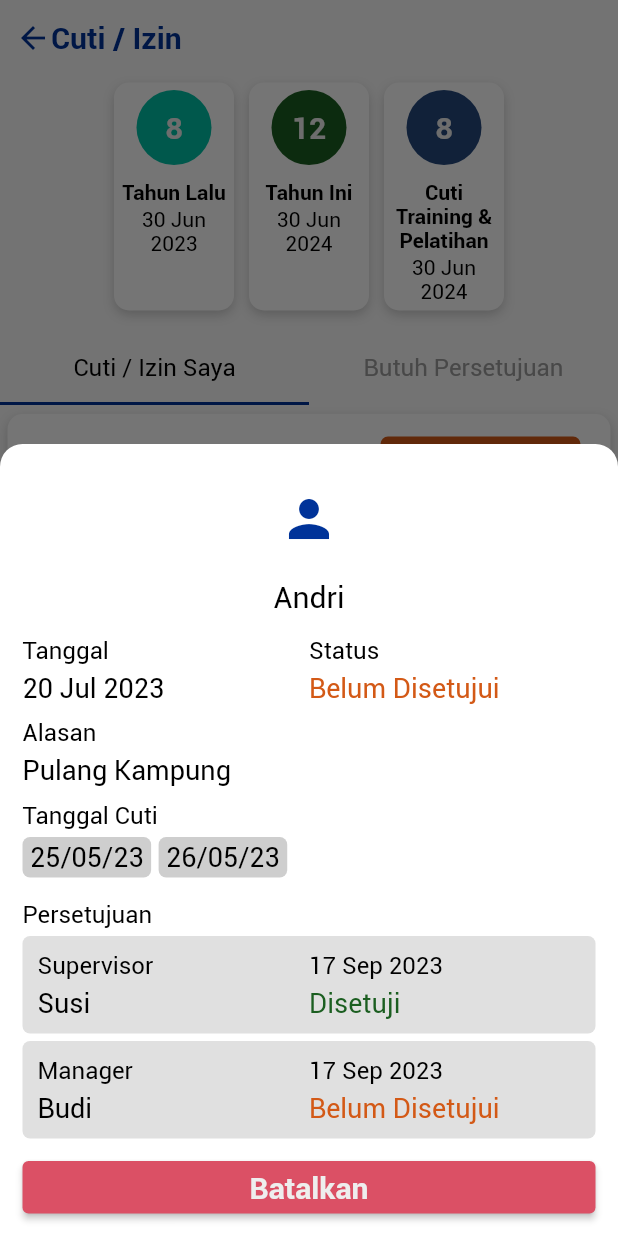
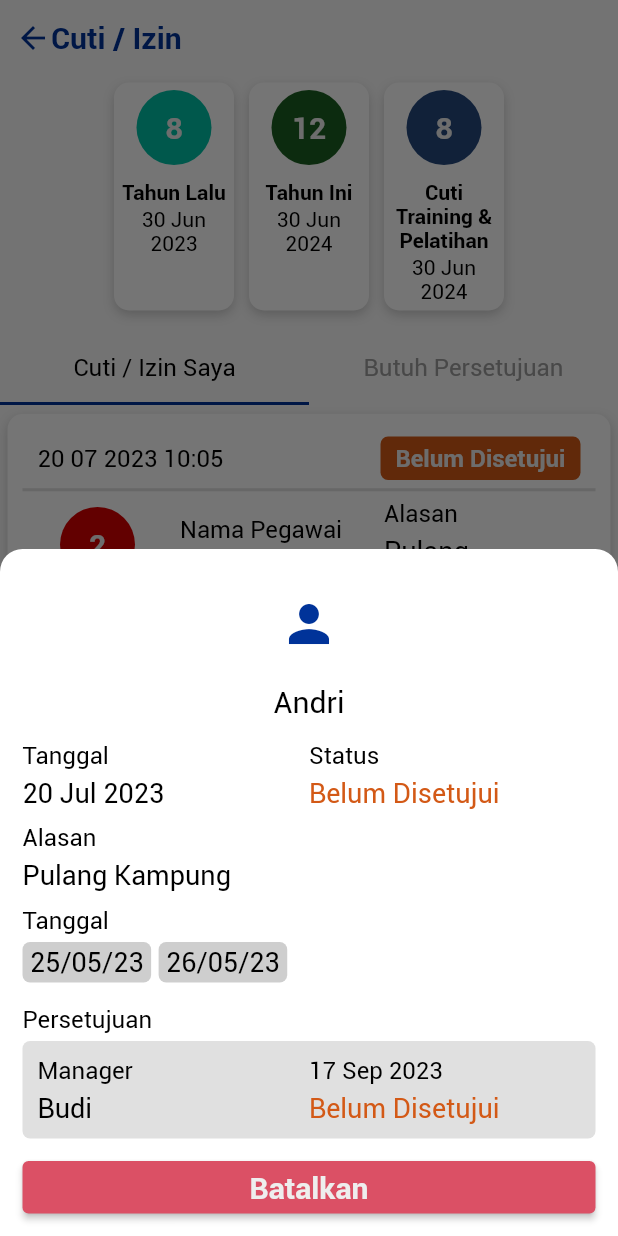
Before and after one commit to nandanghermawan21/hris_suzuki_mobile, a Flutter app: the CutiView screen opened directly, after a tap on an icon or button, on a phone screen of 412 x 824 dp. Run offline on Flutter 3.47's test engine with Material 2 defaults, Android fonts, the phone set to English and light mode, and no system bars; our stand-ins replace camera, device_info_plus, flutter_image_compress, flutter_svg, font_awesome_flutter, geocoding and 10 more; missing offline and left inert: easy_image_viewer, flutter_locker, flutter_super_html_viewer, move_to_background; accounts and stored records are empty; project files that could hold a hidden picture were left out.

Commit message:
update form cuti

```diff
--- a/lib/model/cuti_model.dart
+++ b/lib/model/leave_model.dart
@@ -1,7 +1,12 @@
+import 'dart:io';
+
 import 'package:flutter/material.dart';
+import 'package:intl/intl.dart';
 import 'package:suzuki/model/psrsetujuan_atasan_model.dart';
+import 'package:suzuki/util/network.dart';
+import 'package:suzuki/util/system.dart';
 
-class CutiModel {
+class LeaveModel {
   int? idCuti;
   DateTime? tanggalPengajuan;
   int? tipeCuti;
@@ -16,7 +21,7 @@ class CutiModel {
   String? statusCuti;
   Color? warnaStatusCuti;
 
-  CutiModel(
+  LeaveModel(
       {this.idCuti,
       this.tanggalPengajuan,
       this.tipeCuti,
@@ -31,7 +36,7 @@ class CutiModel {
       this.statusCuti,
       this.warnaStatusCuti});
 
-  CutiModel.fromJson(Map<String, dynamic> json) {
+  LeaveModel.fromJson(Map<String, dynamic> json) {
     idCuti = json['id_cuti'];
     tanggalPengajuan = DateTime.parse(json['tanggal_pengajuan']);
     tipeCuti = json['tipe_cuti'];
@@ -84,19 +89,19 @@ class CutiModel {
   }
 
   //dummy
-  static List<CutiModel> cutiSaya() {
+  static List<LeaveModel> cutiSaya() {
     return [
-      CutiModel(
+      LeaveModel(
         idCuti: 1,
         tanggalPengajuan: DateTime(2023, 7, 20, 10, 5),
         tipeCuti: 1,
-        warnaCuti: Colors.tealAccent.shade700,
+        warnaCuti: Colors.redAccent.shade700,
         idPegawaiPemohon: 1,
         namaPegawaiPemohon: "Andri",
         persetujuanAtasan: PersetujuanAtasanModel.getAtasan(
           disetujuiSuperVisor: true,
         ),
-        namaTipeCuti: "Cuti Tahunan",
+        namaTipeCuti: "Izin Sakit",
         alasanCuti: "Pulang Kampung",
         tanggalCuti: [
           DateTime(2023, 5, 25),
@@ -106,7 +111,7 @@ class CutiModel {
         statusCuti: "Belum Disetujui",
         warnaStatusCuti: const Color.fromARGB(255, 211, 89, 22),
       ),
-      CutiModel(
+      LeaveModel(
         idCuti: 1,
         tipeCuti: 2,
         tanggalPengajuan: DateTime(2023, 6, 20, 20, 35),
@@ -131,9 +136,9 @@ class CutiModel {
     ];
   }
 
-  static List<CutiModel> butuhPersetujuan() {
+  static List<LeaveModel> butuhPersetujuan() {
     return [
-      CutiModel(
+      LeaveModel(
         idCuti: 1,
         tanggalPengajuan: DateTime(2023, 5, 20, 20, 25),
         tipeCuti: 1,
@@ -153,7 +158,7 @@ class CutiModel {
         statusCuti: "Belum Disetujui",
         warnaStatusCuti: const Color.fromARGB(255, 211, 89, 22),
       ),
-      CutiModel(
+      LeaveModel(
         idCuti: 1,
         tipeCuti: 2,
         tanggalPengajuan: DateTime(2023, 6, 20, 18, 45),
@@ -177,4 +182,32 @@ class CutiModel {
       ),
     ];
   }
+
+  //create function to get data from api
+  static Future<void> submitIzin({
+    required String token,
+    required int idAttendance,
+    required String reason,
+    required List<DateTime> dates,
+  }) {
+    return Network.post(
+      url: Uri.parse(
+        System.data.apiEndPoint.url + System.data.apiEndPoint.submitIzin,
+      ),
+      headers: {
+        HttpHeaders.acceptHeader: "application/json",
+        HttpHeaders.contentMD5Header: "application/json",
+        HttpHeaders.authorizationHeader: "bearer $token",
+      },
+      body: {
+        "idAttendance": idAttendance,
+        "reason": reason,
+        "dates": dates.map((e) => DateFormat('yyyy-MM-dd').format(e)).toList(),
+      }
+    ).then((value) {
+      return;
+    }).catchError((onError) {
+      throw onError;
+    });
+  }
 }
--- a/lib/model/psrsetujuan_atasan_model.dart
+++ b/lib/model/psrsetujuan_atasan_model.dart
@@ -53,19 +53,19 @@ class PersetujuanAtasanModel {
     bool? disetujuiManager,
   }) {
     return <PersetujuanAtasanModel>[
-      PersetujuanAtasanModel(
-        idPegawai: 2,
-        namaPegawai: "Susi",
-        idJabatan: 2,
-        namaJabatan: "Supervisor",
-        tanggalPersetujuan: DateTime.now(),
-        idPersetujuanStatus: disetujuiSuperVisor == true ? 1 : 0,
-        namaPersetujuanStatus:
-            disetujuiSuperVisor == true ? "Disetuji" : "Belum Disetujui",
-        warnaPersetujuanStatus: disetujuiSuperVisor == true
-            ? Colors.green.shade900
-            : const Color.fromARGB(255, 211, 89, 22),
-      ),
+      // PersetujuanAtasanModel(
+      //   idPegawai: 2,
+      //   namaPegawai: "Susi",
+      //   idJabatan: 2,
+      //   namaJabatan: "Supervisor",
+      //   tanggalPersetujuan: DateTime.now(),
+      //   idPersetujuanStatus: disetujuiSuperVisor == true ? 1 : 0,
+      //   namaPersetujuanStatus:
+      //       disetujuiSuperVisor == true ? "Disetuji" : "Belum Disetujui",
+      //   warnaPersetujuanStatus: disetujuiSuperVisor == true
+      //       ? Colors.green.shade900
+      //       : const Color.fromARGB(255, 211, 89, 22),
+      // ),
       PersetujuanAtasanModel(
         idPegawai: 1,
         namaPegawai: "Budi",
--- a/lib/recource/string_id_id.dart
+++ b/lib/recource/string_id_id.dart
@@ -227,20 +227,23 @@ class StringsIdId extends Strings {
   String get needApproval => "Butuh Persetujuan";
 
   @override
-  String get formLeave => "Formulir Cuti";
+  String get formLeave => "Formulir Cuti / Izin";
 
   @override
   String get position => "Jabatan";
 
   @override
-  String get leaveType => "Tipe Cuti / Izin";
+  String get leaveType => "Tipe";
 
   @override
-  String get leaveDate => "Tanggal Cuti / Izin";
+  String get leaveDate => "Tanggal";
 
   @override
-  String get leaveReason => "Alasan Cuti";
+  String get leaveReason => "Alasan";
 
   @override
   String get submit => "Kirim";
+
+  @override
+  String get category => "Kategori";
 }
--- a/lib/route.dart
+++ b/lib/route.dart
@@ -93,7 +93,11 @@ Map<String, WidgetBuilder> route = {
     );
   },
   RouteName.formCuti: (BuildContext context) {
-    return const FormCutiView();
+    return  FormCutiView(
+      onSubmitSucess: (){
+        Navigator.of(context).pushNamedAndRemoveUntil(RouteName.cuti, (r) => r.settings.name == RouteName.home);
+      },
+    );
   },
   RouteName.absensi: (BuildContext context) {
     return const AbsensiView();
--- a/lib/setting.dart
+++ b/lib/setting.dart
@@ -14,7 +14,7 @@ import 'package:suzuki/util/system.dart';
 import 'package:suzuki/route.dart' as route;
 
 void setting() {
-  System.data.versionName = "1.1.2";
+  System.data.versionName = "1.0.2";
   System.data.route = route.route;
   System.data.apiEndPoint = ApiEndPoint();
   System.data.strings = StringsIdId();
--- a/lib/util/api_end_point.dart
+++ b/lib/util/api_end_point.dart
@@ -1,8 +1,8 @@
 import 'package:suzuki/util/mode_util.dart';
 
 class ApiEndPoint {
-  String baseUrl = "http://192.168.1.2/hris_suzuki_api/api/";
-  String baseUrlDebug = "http://192.168.1.2/hris_suzuki_api/api/";
+  String baseUrl = "http://192.168.1.3/hris_suzuki_api/api/";
+  String baseUrlDebug = "http://192.168.1.3/hris_suzuki_api/api/";
   String webSocketUrl = "";
   String webSocketUrlDebug = "";
   String loginUrl = "auth/login";
@@ -13,6 +13,8 @@ class ApiEndPoint {
   String kehadiranpegawai = "attendance/kehadiranpegawai";
   String approvalKehadiran = "attendance/approvalKehadiran";
   String rejectKehadiran = "attendance/rejectKehadiran";
+  String izinTersedia = "attendance/getIzinTersedia";
+  String submitIzin = "attendance/submitIzin";
 
 
   String get url {
--- a/lib/util/strings.dart
+++ b/lib/util/strings.dart
@@ -139,4 +139,6 @@ abstract class Strings {
   String get camera => "Camera";
 
   String get galery => "Galery";
+
+  String get category => "Category";
 }
--- a/lib/view/cuti_view.dart
+++ b/lib/view/cuti_view.dart
@@ -1,7 +1,7 @@
 import 'package:flutter/material.dart';
 import 'package:intl/intl.dart';
 import 'package:suzuki/component/list_data_component.dart';
-import 'package:suzuki/model/cuti_model.dart';
+import 'package:suzuki/model/leave_model.dart';
 import 'package:suzuki/model/decoration_component.dart';
 import 'package:suzuki/model/jatah_cuti_model.dart';
 import 'package:suzuki/util/system.dart';
@@ -19,10 +19,10 @@ class CutiView extends StatefulWidget {
 
 class CutiViewState extends State<CutiView> with TickerProviderStateMixin {
   TabController? tabController;
-  ListDataComponentController<CutiModel> cutiSayaController =
-      ListDataComponentController<CutiModel>();
-  ListDataComponentController<CutiModel> butuhPersetujuanController =
-      ListDataComponentController<CutiModel>();
+  ListDataComponentController<LeaveModel> cutiSayaController =
+      ListDataComponentController<LeaveModel>();
+  ListDataComponentController<LeaveModel> butuhPersetujuanController =
+      ListDataComponentController<LeaveModel>();
 
   @override
   void initState() {
@@ -185,13 +185,13 @@ class CutiViewState extends State<CutiView> with TickerProviderStateMixin {
   Widget cutiSaya() {
     return Container(
       color: Colors.transparent,
-      child: ListDataComponent<CutiModel>(
+      child: ListDataComponent<LeaveModel>(
         controller: cutiSayaController,
         enableDrag: false,
         enableGetMore: false,
         autoSearch: false,
         dataSource: (skip, key) {
-          return Future.value(CutiModel.cutiSaya());
+          return Future.value(LeaveModel.cutiSaya());
         },
         itemBuilder: (item, index) {
           return itemCuti(item);
@@ -203,13 +203,13 @@ class CutiViewState extends State<CutiView> with TickerProviderStateMixin {
   Widget butuhPersetujuan() {
     return Container(
       color: Colors.transparent,
-      child: ListDataComponent<CutiModel>(
+      child: ListDataComponent<LeaveModel>(
         controller: butuhPersetujuanController,
         enableDrag: false,
         enableGetMore: false,
         autoSearch: false,
         dataSource: (skip, key) {
-          return Future.value(CutiModel.butuhPersetujuan());
+          return Future.value(LeaveModel.butuhPersetujuan());
         },
         itemBuilder: (item, index) {
           return itemCuti(item, asApprover: true);
@@ -218,7 +218,7 @@ class CutiViewState extends State<CutiView> with TickerProviderStateMixin {
     );
   }
 
-  Widget itemCuti(CutiModel? data, {bool? asApprover}) {
+  Widget itemCuti(LeaveModel? data, {bool? asApprover}) {
     return GestureDetector(
       onTap: () {
         detailCuti(data, asApprover);
@@ -383,7 +383,7 @@ class CutiViewState extends State<CutiView> with TickerProviderStateMixin {
                                 height: 10,
                               ),
                               Text(
-                                "Tanggal Cuti",
+                                "Tanggal",
                                 style: System.data.textStyles!.headLine3,
                               ),
                               const SizedBox(
@@ -432,7 +432,7 @@ class CutiViewState extends State<CutiView> with TickerProviderStateMixin {
   }
 
   void detailCuti(
-    CutiModel? data,
+    LeaveModel? data,
     bool? asApprover,
   ) {
     showModalBottomSheet(
@@ -574,7 +574,7 @@ class CutiViewState extends State<CutiView> with TickerProviderStateMixin {
                                               CrossAxisAlignment.start,
                                           children: [
                                             Text(
-                                              "Tanggal Cuti",
+                                              "Tanggal",
                                               style: System
                                                   .data.textStyles!.headLine3,
                                             ),
```
Also changed, not shown: lib/model/category_attendace_model.dart (added, +72 -0 lines), lib/model/tipe_cuti_model.dart (deleted, +0 -46 lines), lib/view/form_cuti_view.dart (+99 -31 lines), lib/view_model/form_cuti_view_model.dart (+66 -2 lines), pubspec.lock.
